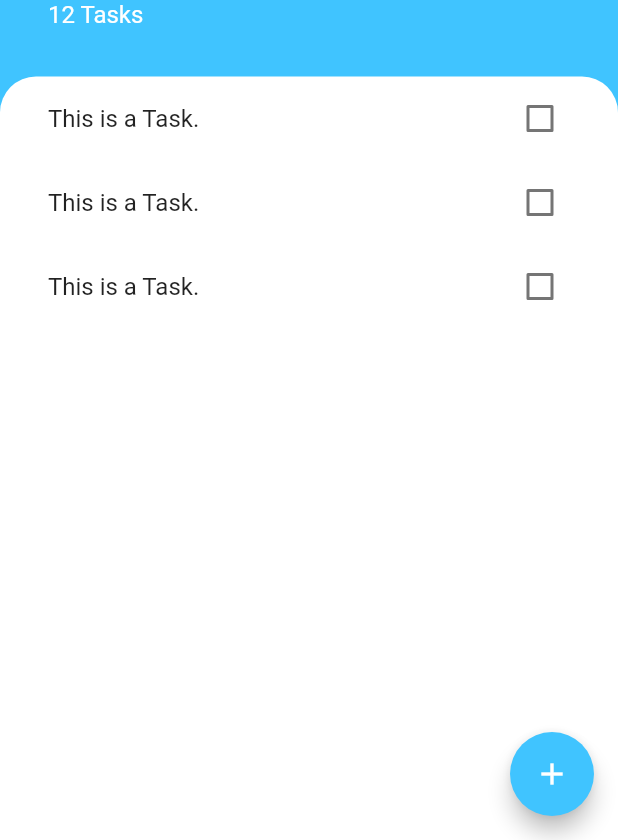
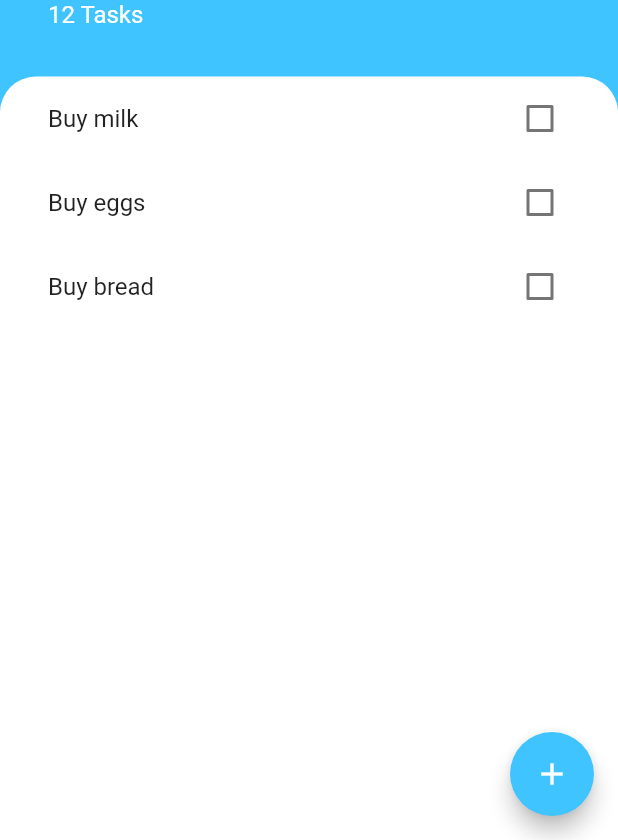
Before and after one commit to FadyFawzyOfficial/todoey, a Flutter app: the screen it shows after launch, on a phone screen of 412 x 824 dp, the part 396-1236 px from its top. Run offline on Flutter 3.47's test engine with Material 2 defaults, Android fonts, the phone set to English and light mode, and no system bars.

Commit message:
3. Lift Up the Checkbox Functionality & Build a Dynamic ListView with ListView.builder()

```diff
--- a/lib/widgets/task_tile.dart
+++ b/lib/widgets/task_tile.dart
@@ -1,27 +1,29 @@
 import 'package:flutter/material.dart';
 
-class TaskTile extends StatefulWidget {
-  const TaskTile({super.key});
+class TaskTile extends StatelessWidget {
+  final String taskTitle;
+  final bool isChecked;
+  final ValueChanged<bool?> toggleCheckbox;
 
-  @override
-  State<TaskTile> createState() => _TaskTileState();
-}
-
-class _TaskTileState extends State<TaskTile> {
-  var isChecked = false;
+  const TaskTile({
+    super.key,
+    required this.taskTitle,
+    required this.isChecked,
+    required this.toggleCheckbox,
+  });
 
   @override
   Widget build(BuildContext context) {
     return CheckboxListTile(
       activeColor: Colors.lightBlueAccent,
       title: Text(
-        'This is a Task.',
+        taskTitle,
         style: TextStyle(
           decoration: isChecked ? TextDecoration.lineThrough : null,
         ),
       ),
       value: isChecked,
-      onChanged: (value) => setState(() => isChecked = value!),
+      onChanged: toggleCheckbox,
     );
   }
 }
--- a/lib/widgets/tasks_list.dart
+++ b/lib/widgets/tasks_list.dart
@@ -1,18 +1,32 @@
 import 'package:flutter/material.dart';
 
+import '../models/task.dart';
 import 'task_tile.dart';
 
-class TasksList extends StatelessWidget {
+class TasksList extends StatefulWidget {
   const TasksList({super.key});
 
   @override
+  State<TasksList> createState() => _TasksListState();
+}
+
+class _TasksListState extends State<TasksList> {
+  final List<Task> tasks = [
+    Task(title: 'Buy milk'),
+    Task(title: 'Buy eggs'),
+    Task(title: 'Buy bread'),
+  ];
+  @override
   Widget build(BuildContext context) {
-    return ListView(
-      children: const [
-        TaskTile(),
-        TaskTile(),
-        TaskTile(),
-      ],
+    return ListView.builder(
+      itemCount: tasks.length,
+      itemBuilder: (context, index) {
+        return TaskTile(
+          taskTitle: tasks[index].title,
+          isChecked: tasks[index].isDone,
+          toggleCheckbox: (value) => setState(() => tasks[index].toggleDone()),
+        );
+      },
     );
   }
 }
```
